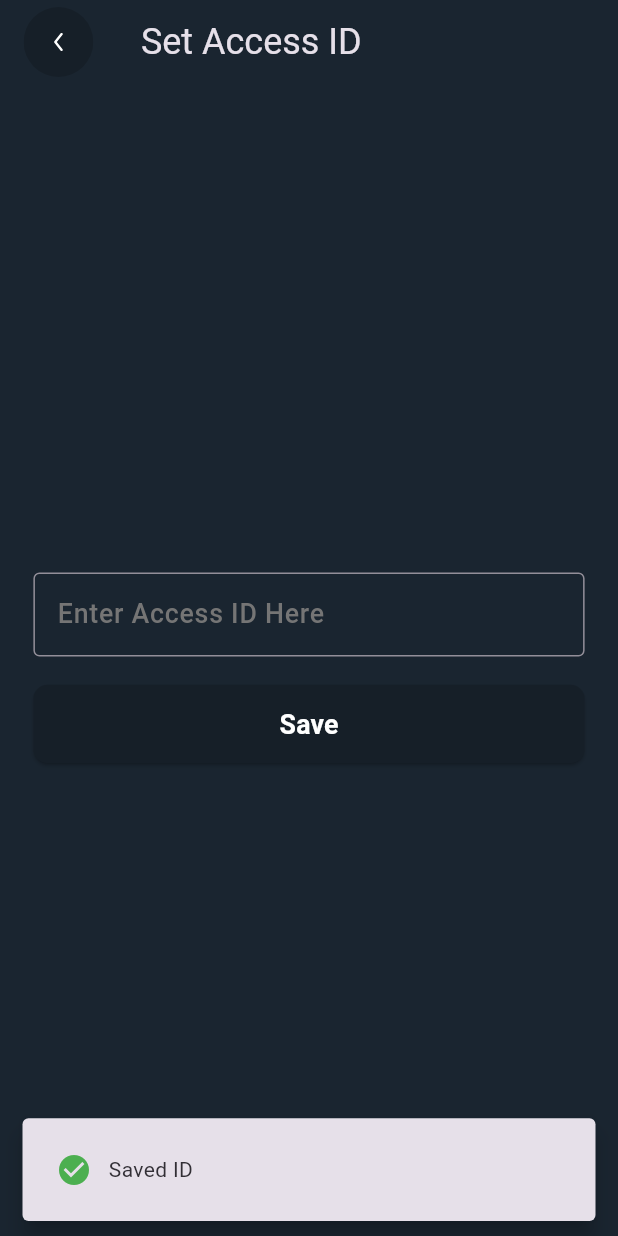
After one commit to VigneshJagannadhan/Ppt_generator_magic_slides, a Flutter app: the SetAccessIdScreen screen opened by its route, after a tap on "Save", on a phone screen of 412 x 824 dp. The commit adds this screen. Run offline on Flutter 3.47's test engine with Material 3 defaults, Android fonts, the phone set to English and light mode, and no system bars; our stand-ins replace dio, flutter_dotenv, flutter_screenutil, flutter_secure_storage, flutter_svg, fpdart and 5 more; accounts and stored records are empty.

Commit message:
Added a screen to save the Access ID locally

```diff
--- a/lib/core/constants/app_constants.dart
+++ b/lib/core/constants/app_constants.dart
@@ -10,6 +10,7 @@ class AppConstants {
 
   /// SP KEYS
   static const String spAccessToken = 'access_token_key';
+  static const String spAccessId = 'access_id_key';
   static const String spRefreshToken = 'refresh_token_key';
   static const String spUserId = 'user_id_key';
   static const String spUserEmail = 'user_email_key';
--- a/lib/core/routes/app_routes.dart
+++ b/lib/core/routes/app_routes.dart
@@ -3,6 +3,7 @@ import 'package:indian_app_guy/features/Auth/presentation/screens/auth_screen.da
 import 'package:indian_app_guy/features/Home/presentation/screens/create_ppt_screen.dart';
 import 'package:indian_app_guy/features/Home/presentation/screens/display_ppt_screen.dart';
 import 'package:indian_app_guy/features/Home/presentation/screens/home_screen.dart';
+import 'package:indian_app_guy/features/Settings/presentation/screens/set_access_id_screen.dart';
 import 'package:indian_app_guy/features/Settings/presentation/screens/settings_screen.dart';
 import 'package:indian_app_guy/features/Splash/presentation/screens/splash_screen.dart';
 
@@ -13,4 +14,5 @@ Map<String, Widget Function(BuildContext)> get appRoutes => {
   CreatePPTScreen.route: (context) => CreatePPTScreen(),
   SettingsScreen.route: (context) => SettingsScreen(),
   DisplayPptScreen.route: (context) => DisplayPptScreen(),
+  SetAccessIdScreen.route: (context) => SetAccessIdScreen(),
 };
--- a/lib/core/services/storage_service.dart
+++ b/lib/core/services/storage_service.dart
@@ -80,4 +80,17 @@ class StorageService {
   clearDarkMode() async {
     await _sharedPreferences?.remove(AppConstants.spDarkMode);
   }
+
+  /// -------------------------- ACCESS TOKEN ----------------------------- ///
+  Future saveAccessId({required String value}) async {
+    await _secureStorage.write(key: AppConstants.spAccessId, value: value);
+  }
+
+  Future<String?> fetchAccessId() async {
+    return await _secureStorage.read(key: AppConstants.spAccessId);
+  }
+
+  clearAccessId() async {
+    await _secureStorage.delete(key: AppConstants.spAccessId);
+  }
 }
--- a/lib/features/Home/presentation/widgets/custom_textform_field.dart
+++ b/lib/features/Home/presentation/widgets/custom_textform_field.dart
@@ -7,17 +7,20 @@ class CustomTextFormField extends StatelessWidget {
     required this.controller,
     required this.label,
     this.validator,
+    this.keyboardType,
   });
 
   final TextEditingController controller;
   final String label;
   final String? Function(String?)? validator;
+  final TextInputType? keyboardType;
 
   @override
   Widget build(BuildContext context) {
     return TextFormField(
       controller: controller,
       validator: validator,
+      keyboardType: keyboardType,
       autovalidateMode: AutovalidateMode.onUserInteraction,
       decoration: InputDecoration(
         label: Text(label, style: AppStyles.ts16W500cGrey600),
--- /dev/null
+++ b/lib/features/Settings/presentation/screens/set_access_id_screen.dart
@@ -0,0 +1,67 @@
+import 'package:flutter/material.dart';
+import 'package:flutter_screenutil/flutter_screenutil.dart';
+import 'package:indian_app_guy/core/DI/locator.dart';
+import 'package:indian_app_guy/core/services/storage_service.dart';
+import 'package:indian_app_guy/features/Auth/presentation/widgets/primary_elevated_button.dart';
+import 'package:indian_app_guy/features/Home/presentation/widgets/custom_appbar.dart';
+import 'package:indian_app_guy/features/Home/presentation/widgets/custom_textform_field.dart';
+import 'package:indian_app_guy/shared/snackbars/general_snackbar.dart';
+
+class SetAccessIdScreen extends StatefulWidget {
+  static const String route = 'setAccessIdScreen';
+  const SetAccessIdScreen({super.key});
+
+  @override
+  State<SetAccessIdScreen> createState() => _SetAccessIdScreenState();
+}
+
+class _SetAccessIdScreenState extends State<SetAccessIdScreen> {
+  final TextEditingController _controller = TextEditingController();
+
+  @override
+  void initState() {
+    super.initState();
+    WidgetsBinding.instance.addPostFrameCallback((v) async {
+      var storageService = locator<StorageService>();
+      var id = await storageService.fetchAccessId();
+
+      _controller.text = id ?? "";
+    });
+  }
+
+  @override
+  Widget build(BuildContext context) {
+    return Scaffold(
+      appBar: CustomAppbar(title: 'Set Access ID'),
+      body: Padding(
+        padding: EdgeInsets.symmetric(horizontal: 20.w),
+        child: Column(
+          mainAxisAlignment: MainAxisAlignment.center,
+          children: [
+            CustomTextFormField(
+              controller: _controller,
+              label: 'Enter Access ID Here',
+            ),
+            SizedBox(height: 20.h),
+            PrimaryElevatedButton(
+              label: 'Save',
+              onTap: () async {
+                var storageService = locator<StorageService>();
+                await storageService.saveAccessId(
+                  value: _controller.text.trim(),
+                );
+
+                if (!context.mounted) return;
+                showGeneralSnackbar(
+                  context: context,
+                  errorMessage: 'Saved ID',
+                  isFailure: false,
+                );
+              },
+            ),
+          ],
+        ),
+      ),
+    );
+  }
+}
--- a/lib/shared/snackbars/general_snackbar.dart
+++ b/lib/shared/snackbars/general_snackbar.dart
@@ -4,13 +4,16 @@ import 'package:flutter_screenutil/flutter_screenutil.dart';
 showGeneralSnackbar({
   required BuildContext context,
   required String errorMessage,
+  bool isFailure = true,
 }) => ScaffoldMessenger.of(context).showSnackBar(
   SnackBar(
     behavior: SnackBarBehavior.floating,
     padding: EdgeInsets.symmetric(horizontal: 20.w, vertical: 20.w),
     content: Row(
       children: [
-        Icon(Icons.error, color: Colors.red),
+        isFailure
+            ? Icon(Icons.error, color: Colors.red)
+            : Icon(Icons.check_circle, color: Colors.green),
         SizedBox(width: 10.w),
         Expanded(child: Text(errorMessage)),
       ],
```
Also changed, not shown: lib/features/Home/presentation/providers/home_provider.dart (+12 -2 lines), lib/features/Home/presentation/screens/create_ppt_screen.dart (+6 -1 lines), lib/features/Home/presentation/screens/home_screen.dart (+19 -4 lines), lib/features/Settings/presentation/screens/settings_screen.dart (+12 -0 lines), 2 other files.
